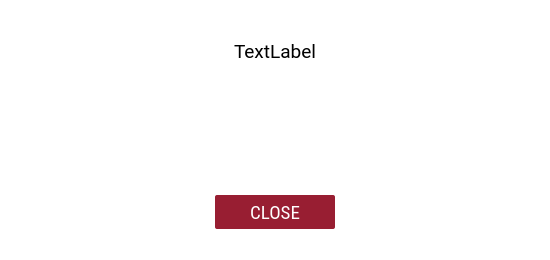
Old version of the form client/dialogs/WarningDialog.ui in the repository open-eid/DigiDoc4-Client.
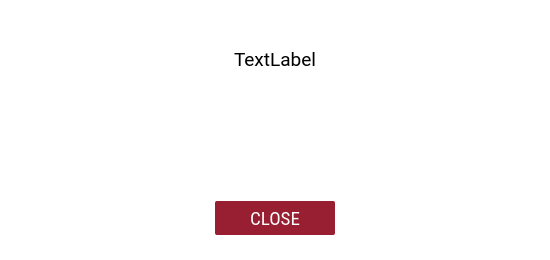
New version of the form. Custom widgets are drawn as their Qt base class.

Commit message:
Clanup WarningDialog code (#780)
IB-6030

What changed in the file:
```diff
--- a/client/dialogs/WarningDialog.ui
+++ b/client/dialogs/WarningDialog.ui
@@ -13,17 +13,25 @@
     <height>260</height>
    </rect>
   </property>
-  <property name="maximumSize">
-   <size>
-    <width>650</width>
-    <height>16777215</height>
-   </size>
-  </property>
   <property name="styleSheet">
-   <string notr="true">QDialog
-{
+   <string notr="true">QDialog {
 border-radius: 2px;
 background-color: #FFFFFF;
+}
+QPushButton {
+border-radius: 2px;
+border: none;
+color: #FFFFFF;
+background-color: #006EB5;
+}
+QPushButton:pressed {
+background-color: #41B6E6;
+}
+QPushButton:hover:!pressed {
+background-color: #008DCF;
+}
+QPushButton:disabled {
+background-color: #BEDBED;
 }</string>
   </property>
   <layout class="QVBoxLayout" name="WarningDialogLayout">
@@ -57,7 +65,10 @@
       <cursorShape>IBeamCursor</cursorShape>
      </property>
      <property name="styleSheet">
-      <string notr="true">QLabel { border: none; }</string>
+      <string notr="true">QLabel {
+margin: 10px 15px 0px 15px; 
+border: none;
+}</string>
      </property>
      <property name="text">
       <string notr="true">TextLabel</string>
@@ -104,7 +115,10 @@
       <cursorShape>IBeamCursor</cursorShape>
      </property>
      <property name="styleSheet">
-      <string notr="true">QLabel { border: none; }</string>
+      <string notr="true">QLabel {
+margin: 0px 15px 0px 15px;
+border: none;
+}</string>
      </property>
      <property name="alignment">
       <set>Qt::AlignLeading|Qt::AlignLeft|Qt::AlignTop</set>
@@ -121,31 +135,12 @@
     </widget>
    </item>
    <item>
-    <widget class="QWidget" name="buttonBar" native="true">
-     <property name="minimumSize">
-      <size>
-       <width>0</width>
-       <height>45</height>
-      </size>
-     </property>
-     <property name="maximumSize">
-      <size>
-       <width>16777215</width>
-       <height>45</height>
-      </size>
-     </property>
-     <property name="styleSheet">
-      <string notr="true">border: none;</string>
-     </property>
-     <layout class="QHBoxLayout" name="buttonLayout">
-      <property name="topMargin">
-       <number>0</number>
-      </property>
-      <property name="bottomMargin">
-       <number>0</number>
+    <layout class="QHBoxLayout" name="buttonBarLayout">
+     <property name="spacing">
+      <number>35</number>
       </property>
       <item>
-       <spacer name="leftSpacer">
+      <spacer name="buttonBarSpacerLeft">
         <property name="orientation">
          <enum>Qt::Horizontal</enum>
         </property>
@@ -159,12 +154,6 @@
       </item>
       <item>
        <widget class="QPushButton" name="cancel">
-        <property name="sizePolicy">
-         <sizepolicy hsizetype="Fixed" vsizetype="Fixed">
-          <horstretch>0</horstretch>
-          <verstretch>0</verstretch>
-         </sizepolicy>
-        </property>
         <property name="minimumSize">
          <size>
           <width>120</width>
@@ -206,7 +195,7 @@
        </widget>
       </item>
       <item>
-       <spacer name="rightSpacer">
+      <spacer name="buttonBarSpacerRight">
         <property name="orientation">
          <enum>Qt::Horizontal</enum>
         </property>
@@ -219,7 +208,6 @@
        </spacer>
       </item>
      </layout>
-    </widget>
    </item>
   </layout>
  </widget>
```
Left out of the diff: 9 changed lines with no effect on the pictures. Lines whose indentation alone changed are shown as unchanged. The commit also changes 5 other files.
